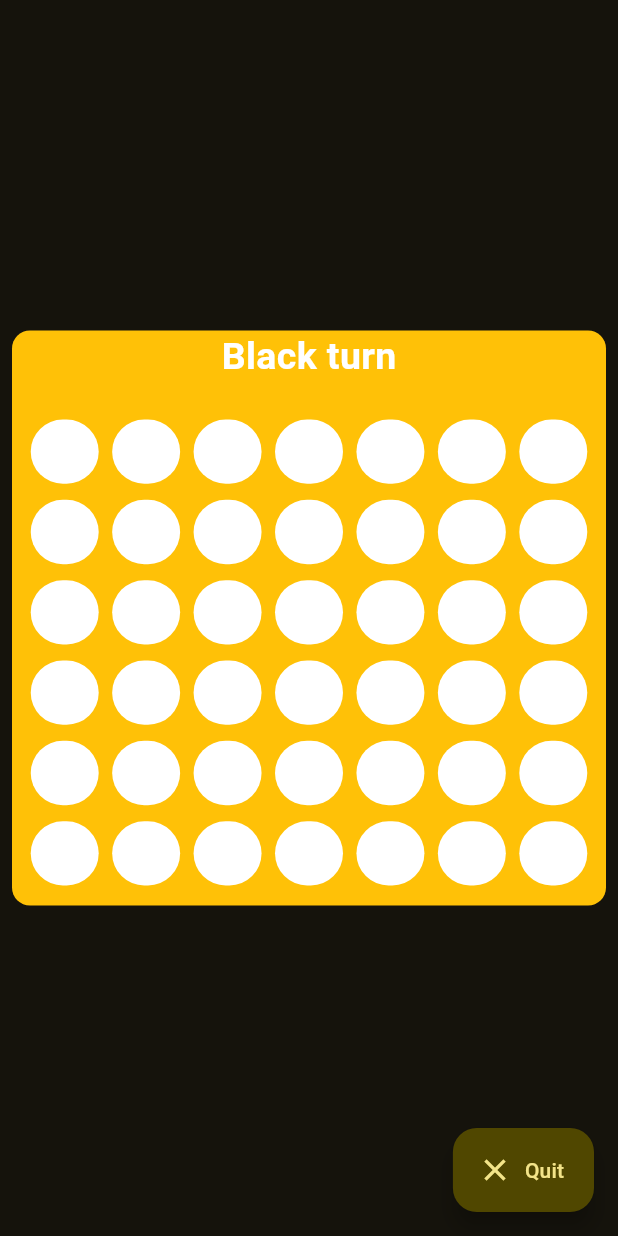
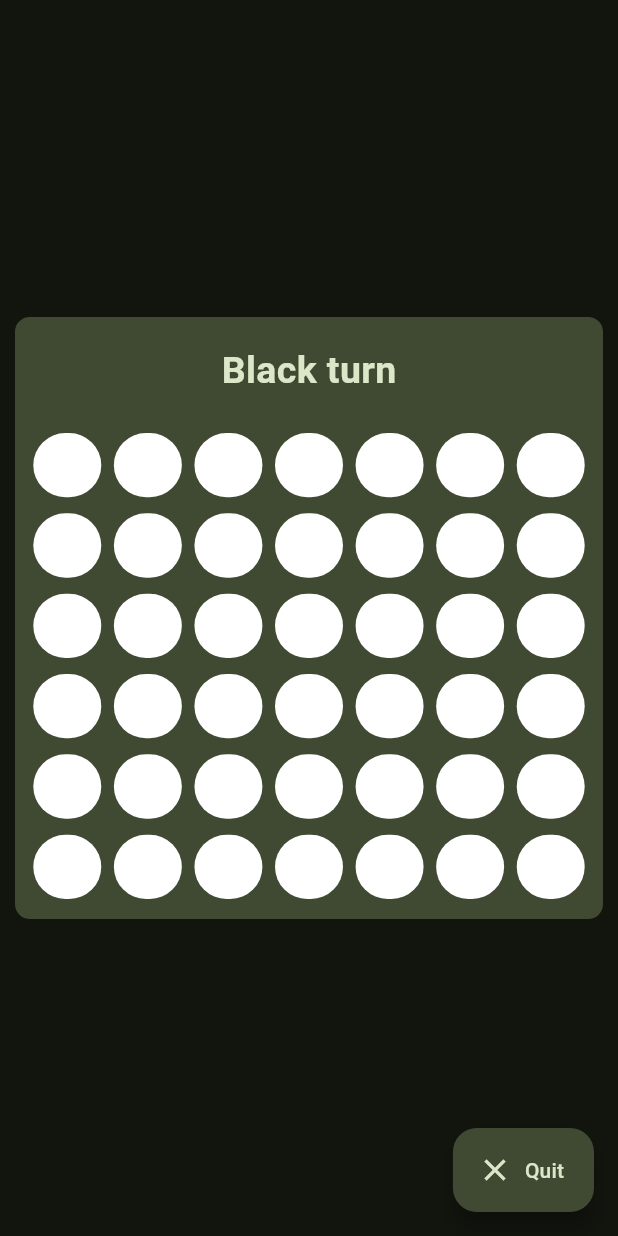
Before and after one commit to Aayushstha03/flutterFireConnectFour, a Flutter app: the screen it shows after launch, after a tap on "Start Game!", on a phone screen of 412 x 824 dp. Run offline on Flutter 3.47's test engine with Material 3 defaults, Android fonts, the light colour scheme and no system bars; our stand-ins replace flutter_bloc.

Commit message:
updates for a uniform colorscheme across the app, alongside dynamic theming options

```diff
--- a/lib/Connect4Screen.dart
+++ b/lib/Connect4Screen.dart
@@ -4,7 +4,7 @@
 import 'package:flutter/cupertino.dart';
 import 'package:flutter/material.dart';
 
-import 'ScreenParts/Board.dart';
+import 'ScreenParts/board.dart';
 
 class Connect4Screen extends StatelessWidget {
   const Connect4Screen({Key? key}) : super(key: key);
@@ -15,7 +15,9 @@ class Connect4Screen extends StatelessWidget {
       backgroundColor: Theme.of(context).colorScheme.background,
       body: Board(),
       floatingActionButton: FloatingActionButton.extended(
-        onPressed: null,
+        backgroundColor: Theme.of(context).colorScheme.secondaryContainer,
+        foregroundColor: Theme.of(context).colorScheme.onSecondaryContainer,
+        onPressed: () => Navigator.pop(context),
         icon: Icon(Icons.close),
         label: Text('Quit'),
       ),
--- a/lib/ScreenParts/Board.dart
+++ b/lib/ScreenParts/Board.dart
@@ -1,7 +1,3 @@
-// ignore_for_file: prefer_const_constructors
-
-// ignore: unnecessary_import
-
 import 'package:flutter/material.dart';
 import 'package:flutter_bloc/flutter_bloc.dart';
 
@@ -28,33 +24,34 @@ class _BoardState extends State<Board> {
         builder: (context, state) {
           return Center(
             child: Padding(
-              padding: const EdgeInsets.all(8.0),
+              padding: const EdgeInsets.all(10),
               child: Container(
                 width: double.infinity,
                 decoration: BoxDecoration(
-                    color: Colors.amber,
-                    borderRadius: BorderRadius.circular(12)),
+                    color: Theme.of(context).colorScheme.secondaryContainer,
+                    borderRadius: BorderRadius.circular(10)),
                 child: Column(
                   mainAxisSize: MainAxisSize.min,
                   crossAxisAlignment: CrossAxisAlignment.center,
                   mainAxisAlignment: MainAxisAlignment.center,
                   children: [
+                    const SizedBox(height: 18),
                     Text(
                       '${GameCubit.get(context).player} turn',
                       style: TextStyle(
                           fontSize: 25,
-                          color: Colors.white,
+                          color: Theme.of(context)
+                              .colorScheme
+                              .onSecondaryContainer,
                           fontWeight: FontWeight.bold),
                     ),
-                    SizedBox(
-                      height: 10,
-                    ),
-                    Padding(
-                      padding: const EdgeInsets.all(8),
+                    const SizedBox(height: 10),
+                    const Padding(
+                      padding: EdgeInsets.all(8),
                       child: Row(
                         mainAxisSize: MainAxisSize.max,
                         mainAxisAlignment: MainAxisAlignment.center,
-                        children: const [
+                        children: [
                           Expanded(child: Barr(index: 0)),
                           Expanded(child: Barr(index: 1)),
                           Expanded(child: Barr(index: 2)),
--- a/lib/ScreenParts/Cell.dart
+++ b/lib/ScreenParts/Cell.dart
@@ -1,4 +1,3 @@
-
 // ignore_for_file: prefer_const_constructors
 
 // ignore: unnecessary_import
@@ -7,42 +6,34 @@ import 'package:flutter/material.dart';
 
 class Cell extends StatelessWidget {
   final String col; //color
-  const Cell({Key? key,required this.col}) : super(key: key);
+  const Cell({Key? key, required this.col}) : super(key: key);
   @override
   Widget build(BuildContext context) {
     Color c;
-    if(col=='w'){  //white
-       c=Colors.white;
+    if (col == 'w') {
+      //white
+      c = Colors.white;
+    } else if (col == 'o') {
+      //orange
+      c = Colors.deepOrangeAccent;
+    } else {
+      c = Colors.black; //black
     }
-    else if(col=='o'){  //orange
-      c=Colors.deepOrangeAccent;
-
-    }
-    else
-      {
-         c=Colors.black;   //black
-      }
     return Stack(
       alignment: Alignment.center,
       children: [
         Container(
-
-          width: MediaQuery.of(context).size.width*0.13,
-          height: MediaQuery.of(context).size.height*0.065,
+          width: MediaQuery.of(context).size.width * 0.13,
+          height: MediaQuery.of(context).size.height * 0.065,
           decoration: BoxDecoration(
-            color: Colors.amber,
-
+            color: Theme.of(context).colorScheme.secondaryContainer,
           ),
         ),
-
         Container(
-
-          width: MediaQuery.of(context).size.width*0.11,
-          height: MediaQuery.of(context).size.height*0.052,
+          width: MediaQuery.of(context).size.width * 0.11,
+          height: MediaQuery.of(context).size.height * 0.052,
           decoration: BoxDecoration(
-              color: c,
-              borderRadius: BorderRadius.all(Radius.circular(40))
-          ),
+              color: c, borderRadius: BorderRadius.all(Radius.circular(40))),
         ),
       ],
     );
--- a/lib/main.dart
+++ b/lib/main.dart
@@ -17,7 +17,7 @@ class MyApp extends StatelessWidget {
       theme: ThemeData(
         useMaterial3: true,
         colorScheme: ColorScheme.fromSeed(
-          seedColor: Colors.amber.shade50,
+          seedColor: Colors.lightGreen,
           brightness: Brightness.dark,
         ),
       ),
```
Also changed, not shown: lib/ScreenParts/Bar.dart (+21 -24 lines).
